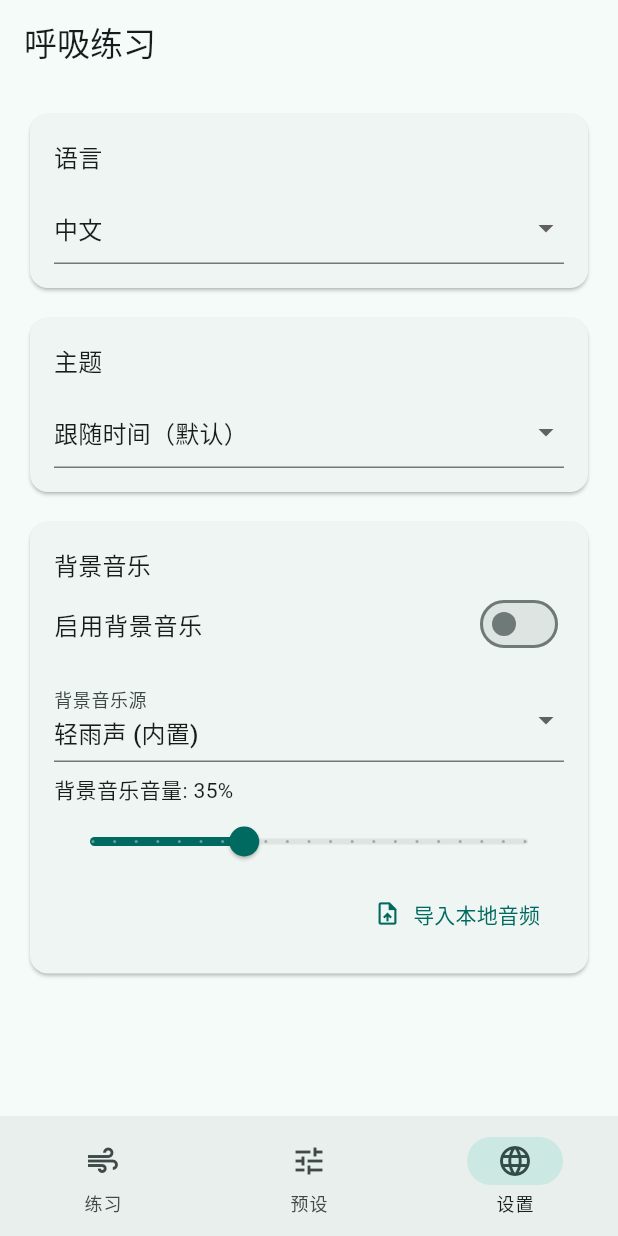
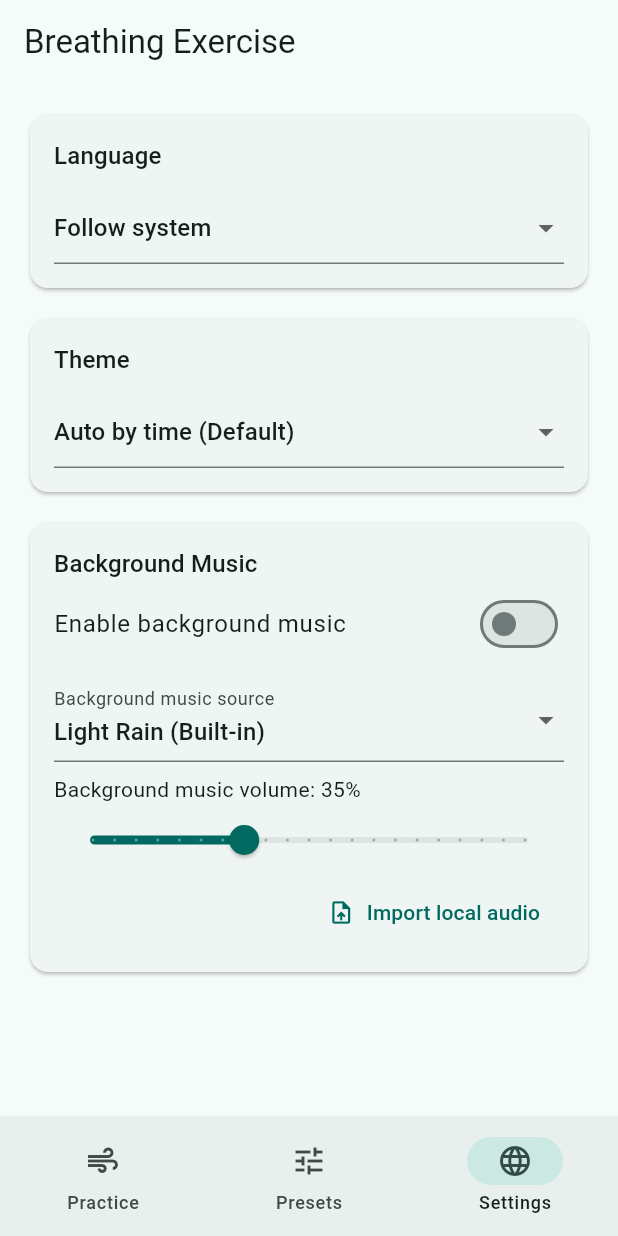
Before and after one commit to lidotcircle/breath_exercise, a Flutter app: the screen it shows after launch, item 3 of the bottom bar chosen, on a phone screen of 412 x 824 dp. Run offline on Flutter 3.47's test engine with Material 3 defaults, Android fonts, the phone set to English and light mode, and no system bars; our stand-ins replace audioplayers, file_picker, shared_preferences.

Commit message:
language option: follow system

```diff
--- a/lib/main.dart
+++ b/lib/main.dart
@@ -196,12 +196,14 @@ class BreathingPreset {
 }
 
 enum BreathPhase { inhale, exhale, pause }
-enum AppLanguage { zh, en }
+enum AppLanguage { system, zh, en }
 enum AppThemeSetting { auto, light, dark }
 
 extension on AppLanguage {
   String get code {
     switch (this) {
+      case AppLanguage.system:
+        return 'system';
       case AppLanguage.zh:
         return 'zh';
       case AppLanguage.en:
@@ -313,6 +315,7 @@ class _HomePageState extends State<HomePage> {
       'presets': '预设',
       'settings': '设置',
       'language': '语言',
+      'followSystem': '跟随系统',
       'theme': '主题',
       'themeAuto': '跟随时间（默认）',
       'themeLight': '浅色',
@@ -390,6 +393,7 @@ class _HomePageState extends State<HomePage> {
       'presets': 'Presets',
       'settings': 'Settings',
       'language': 'Language',
+      'followSystem': 'Follow system',
       'theme': 'Theme',
       'themeAuto': 'Auto by time (Default)',
       'themeLight': 'Light',
@@ -428,7 +432,7 @@ class _HomePageState extends State<HomePage> {
 
   int _selectedIndex = 0;
   int _tabIndex = 0;
-  AppLanguage _language = AppLanguage.zh;
+  AppLanguage _language = AppLanguage.system;
   bool _backgroundMusicEnabled = false;
   String _backgroundMusicSource = 'audio/background/wiki_light_rainfall.ogg';
   double _backgroundMusicVolume = 0.35;
@@ -663,7 +667,7 @@ class _HomePageState extends State<HomePage> {
   }
 
   String t(String key) {
-    return _localizedText[_language]?[key] ?? key;
+    return _localizedText[_effectiveLanguage]?[key] ?? key;
   }
 
   String tf(String key, Map<String, String> replacements) {
@@ -680,7 +684,16 @@ class _HomePageState extends State<HomePage> {
         return language;
       }
     }
-    return AppLanguage.zh;
+    return AppLanguage.system;
+  }
+
+  AppLanguage get _effectiveLanguage {
+    if (_language != AppLanguage.system) {
+      return _language;
+    }
+    final code = WidgetsBinding.instance.platformDispatcher.locale.languageCode
+        .toLowerCase();
+    return code.startsWith('zh') ? AppLanguage.zh : AppLanguage.en;
   }
 
   BreathingPreset get _activePreset => _presets[_selectedIndex];
@@ -1720,6 +1733,10 @@ class _HomePageState extends State<HomePage> {
                 DropdownButtonFormField<AppLanguage>(
                   value: _language,
                   items: [
+                    DropdownMenuItem(
+                      value: AppLanguage.system,
+                      child: Text(t('followSystem')),
+                    ),
                     DropdownMenuItem(
                       value: AppLanguage.zh,
                       child: Text(t('chinese')),
```
Also changed, not shown: 1 other file.
